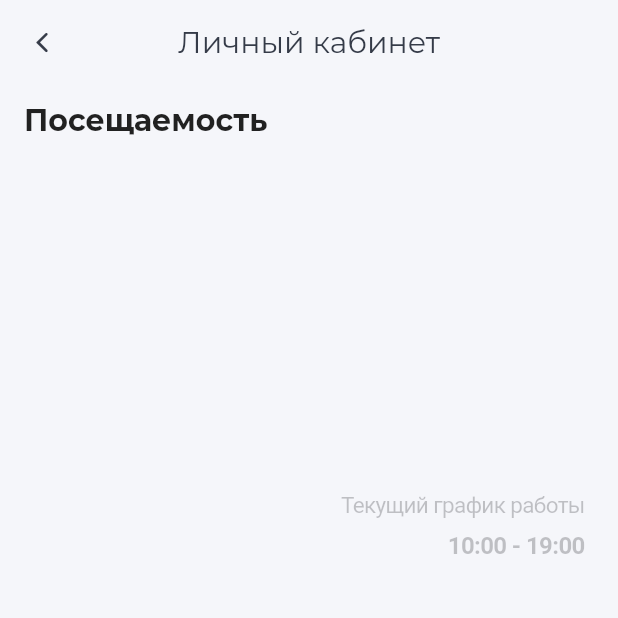
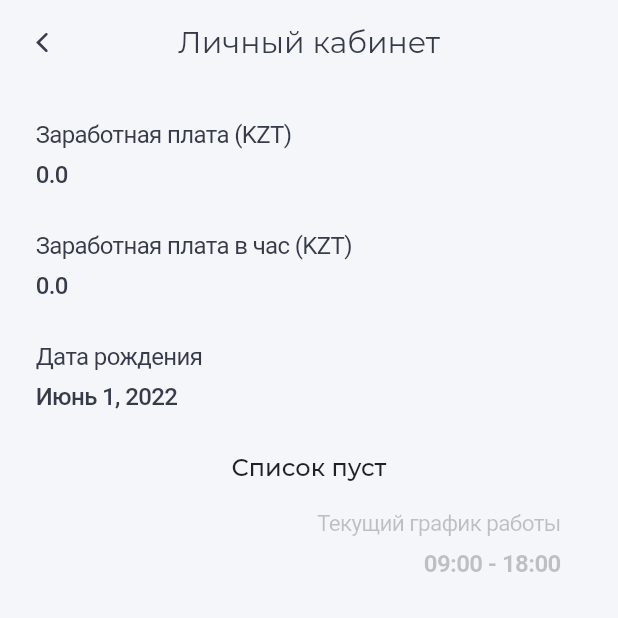
Before and after one commit to SanzharM/task_manager, a Flutter app: the PersonalAccount screen opened directly with empty values, on a phone screen of 412 x 824 dp, the top half of it. Run offline on Flutter 3.47's test engine with Material 2 defaults, Android fonts, the phone set to English and light mode, and no system bars; our stand-ins replace another_flushbar, avatar_glow, bloc, connectivity, easy_localization, equatable and 14 more; missing offline and left inert: audio_session, flutter_sound, flutter_sound_platform_interface, qr_code_scanner, share_extend; accounts and stored records are empty; network calls fail; project files that could hold a hidden picture were left out.

Commit message:
ui updates

```diff
--- a/assets/translations/ru.json
+++ b/assets/translations/ru.json
@@ -156,5 +156,6 @@
   "renew_voice": "Обновить запись голоса",
   "register_voice": "Добавить запись голоса",
   "unable_to_deleted_voice": "Не удалось удалить запись голоса",
-  "voice_deleted": "Запиь голоса удалена"
+  "voice_deleted": "Запиь голоса удалена",
+  "your_birthday_after": "До вашего следующего дня рождения осталось: {} дней!"
 }
--- a/lib/core/widgets/app_cells.dart
+++ b/lib/core/widgets/app_cells.dart
@@ -384,8 +384,8 @@ class DataInfoCell extends StatelessWidget {
       child: Container(
         // height: double.maxFinite,
         // width: double.maxFinite,
-        // padding: padding,
-        // margin: margin,
+        padding: padding,
+        margin: margin,
         decoration: BoxDecoration(
           borderRadius: AppConstraints.borderRadius,
           border: needBorder ? Border.all(width: 0.5) : null,
--- a/lib/main.dart
+++ b/lib/main.dart
@@ -8,6 +8,7 @@ import 'package:task_manager/core/app_manager.dart';
 import 'package:task_manager/core/application.dart';
 import 'package:task_manager/pages/authorization/authorization_controller.dart';
 import 'package:task_manager/pages/login_page/intro_page.dart';
+import 'package:task_manager/pages/navigation_bar.dart' as nav;
 
 import 'core/app_theme.dart';
 
@@ -31,6 +32,7 @@ void main() async {
         shouldSetupPin: await Application.getPin() == null,
       );
   }
+  homeScreen = nav.NavigationBar();
 
   SystemChrome.setSystemUIOverlayStyle(SystemUiOverlayStyle(statusBarColor: Colors.transparent));
   await SystemChrome.setPreferredOrientations([DeviceOrientation.portraitUp]);
--- a/lib/pages/profile_page/personal_account_page/personal_account_page.dart
+++ b/lib/pages/profile_page/personal_account_page/personal_account_page.dart
@@ -1,10 +1,19 @@
+import 'package:flutter/cupertino.dart';
 import 'package:flutter/material.dart';
+import 'package:flutter_bloc/flutter_bloc.dart';
+import 'package:task_manager/core/alert_controller.dart';
+import 'package:task_manager/core/app_colors.dart';
+import 'package:task_manager/core/application.dart';
+import 'package:task_manager/core/constants/app_constraints.dart';
+import 'package:task_manager/core/models/session.dart';
 import 'package:task_manager/core/models/user.dart';
-// import 'package:task_manager/core/utils.dart';
+import 'package:task_manager/core/utils.dart';
 import 'package:task_manager/core/widgets/app_buttons.dart';
-// import 'package:charts_flutter/flutter.dart' as charts;
 import 'package:task_manager/core/widgets/app_cells.dart';
 import 'package:easy_localization/easy_localization.dart';
+import 'package:task_manager/core/widgets/custom_shimmer.dart';
+import 'package:task_manager/core/widgets/empty_box.dart';
+import 'package:task_manager/pages/qr_scanner_page/bloc/qr_bloc.dart';
 
 class PersonalAccount extends StatefulWidget {
   final User user;
@@ -15,6 +24,23 @@ class PersonalAccount extends StatefulWidget {
 }
 
 class _PersonalAccountState extends State<PersonalAccount> {
+  final _sessionsBloc = QrBloc();
+
+  List<Session> _sessions = [];
+  bool areSessionsLoading = false;
+
+  @override
+  void initState() {
+    super.initState();
+    _sessionsBloc.getSessions();
+  }
+
+  @override
+  void dispose() {
+    _sessionsBloc.close();
+    super.dispose();
+  }
+
   @override
   Widget build(BuildContext context) {
     return Scaffold(
@@ -25,31 +51,99 @@ class _PersonalAccountState extends State<PersonalAccount> {
       ),
       body: SingleChildScrollView(
         physics: const BouncingScrollPhysics(),
+        padding: const EdgeInsets.all(16.0),
         child: Column(
           crossAxisAlignment: CrossAxisAlignment.start,
           children: [
-            const SizedBox(height: 12),
-            Padding(
-              padding: EdgeInsets.only(left: 16.0),
-              child: Text(
-                'attendence'.tr(),
-                textAlign: TextAlign.left,
-                style: const TextStyle(fontSize: 20, fontWeight: FontWeight.w700),
-              ),
+            DataInfoCell(
+              title: 'total_money'.tr(),
+              value: widget.user.totalMoney?.toString() ?? '-',
+              color: Theme.of(context).scaffoldBackgroundColor,
+              padding: const EdgeInsets.all(8.0),
             ),
-            const SizedBox(height: 12),
-            Container(
-              height: MediaQuery.of(context).size.height * 0.25,
-              width: double.infinity,
-              // child: charts.BarChart(
-              //   // _createData(),
-              //   animationDuration: const Duration(milliseconds: 400),
-              //   animate: true,
-              // ),
+            const EmptyBox(height: 12.0),
+            DataInfoCell(
+              title: 'total_money_per_hour'.tr(),
+              value: widget.user.moneyPerHour?.toString() ?? '-',
+              color: Theme.of(context).scaffoldBackgroundColor,
+              padding: const EdgeInsets.all(8.0),
+            ),
+            const EmptyBox(height: 12.0),
+            DataInfoCell(
+              title: 'birthday'.tr(),
+              value: Utils.toDateString(widget.user.birthday, includeMonthTitles: true),
+              color: Theme.of(context).scaffoldBackgroundColor,
+              padding: const EdgeInsets.all(8.0),
+              onPressed: widget.user.birthday == null
+                  ? null
+                  : () => AlertController.showSimpleDialog(
+                        context: context,
+                        message: 'your_birthday_after'.tr(args: [Utils.getNextBirthdayDaysLeft(widget.user.birthday!)]),
+                      ),
+            ),
+            const EmptyBox(height: 20.0),
+            BlocConsumer(
+              bloc: _sessionsBloc,
+              listener: (context, state) {
+                areSessionsLoading = state is QrLoading;
+                if (state is QrSessionsLoaded) {
+                  _sessions = state.sessions.reversed.toList();
+                }
+                setState(() {});
+              },
+              builder: (context, state) {
+                return AnimatedSwitcher(
+                  duration: const Duration(milliseconds: 250),
+                  transitionBuilder: (child, animation) => SizeTransition(sizeFactor: animation, child: child),
+                  child: (_sessions.isEmpty && state is! QrLoading)
+                      ? Center(
+                          child: Text('list_is_empty'.tr(), style: const TextStyle(fontSize: 16.0, fontWeight: FontWeight.w500)),
+                        )
+                      : CustomShimmer(
+                          enabled: state is QrLoading,
+                          child: Column(
+                            children: [
+                              Text(
+                                'attendence'.tr(),
+                                textAlign: TextAlign.left,
+                                style: const TextStyle(fontSize: 16, fontWeight: FontWeight.w500),
+                              ),
+                              const EmptyBox(height: 12.0),
+                              SizedBox(
+                                height: MediaQuery.of(context).size.height * 0.1,
+                                width: double.maxFinite,
+                                child: CupertinoScrollbar(
+                                  child: ListView.separated(
+                                    scrollDirection: Axis.horizontal,
+                                    padding: const EdgeInsets.symmetric(horizontal: 16.0),
+                                    physics: const BouncingScrollPhysics(),
+                                    itemCount: _sessions.toList().length,
+                                    separatorBuilder: (_, i) => const EmptyBox(width: 8.0),
+                                    itemBuilder: (context, i) {
+                                      final startDate = Utils.toDateString(_sessions[i].startTime);
+                                      final endDate = Utils.toDateString(_sessions[i].finishTime);
+                                      return Container(
+                                        alignment: Alignment.center,
+                                        padding: EdgeInsets.symmetric(horizontal: 8.0),
+                                        decoration: BoxDecoration(
+                                          color: Application.isDarkMode(context) ? AppColors.grey : AppColors.defaultGrey,
+                                          borderRadius: AppConstraints.borderRadius,
+                                        ),
+                                        child: Text(startDate + ' - ' + endDate),
+                                      );
+                                    },
+                                  ),
+                                ),
+                              ),
+                            ],
+                          ),
+                        ),
+                );
+              },
             ),
             InfoCell(
               title: 'current_shift'.tr(),
-              value: '10:00 - 19:00',
+              value: '09:00 - 18:00',
               crossAxisAlignment: CrossAxisAlignment.end,
             ),
           ],
@@ -57,30 +151,4 @@ class _PersonalAccountState extends State<PersonalAccount> {
       ),
     );
   }
-
-  // static List<charts.Series<Bar, String>> _createData() {
-  //   final data = [
-  //     Bar(Utils.getMonth(DateTime.now().month - 2), 100),
-  //     Bar(Utils.getMonth(DateTime.now().month - 1), 97),
-  //     Bar(Utils.getMonth(DateTime.now().month), 85),
-  //     Bar(Utils.getMonth(DateTime.now().add(Duration(days: 30)).month), 100),
-  //   ];
-
-  //   return [
-  //     charts.Series<Bar, String>(
-  //       id: 'Attendence',
-  //       colorFn: (_, __) => charts.MaterialPalette.blue.shadeDefault,
-  //       domainFn: (Bar bars, _) => bars.label,
-  //       measureFn: (Bar bars, _) => bars.value,
-  //       data: data,
-  //     )
-  //   ];
-  // }
 }
-
-class Bar {
-  final String label;
-  final double value;
-
-  Bar(this.label, this.value);
-}
```
Also changed, not shown: assets/translations/en.json (+5 -4 lines), lib/core/utils.dart (+17 -0 lines).
